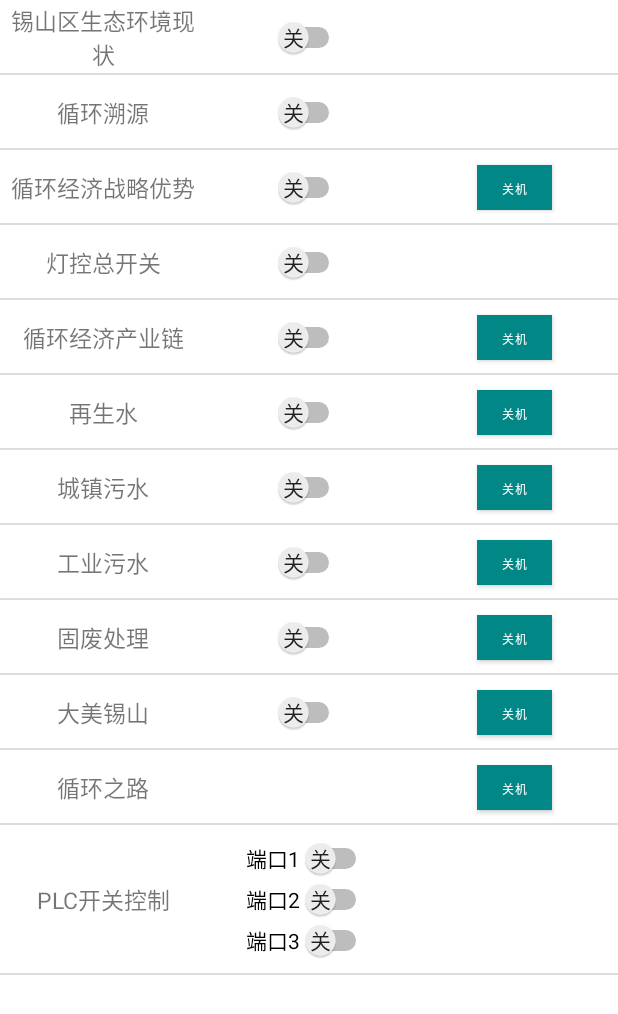
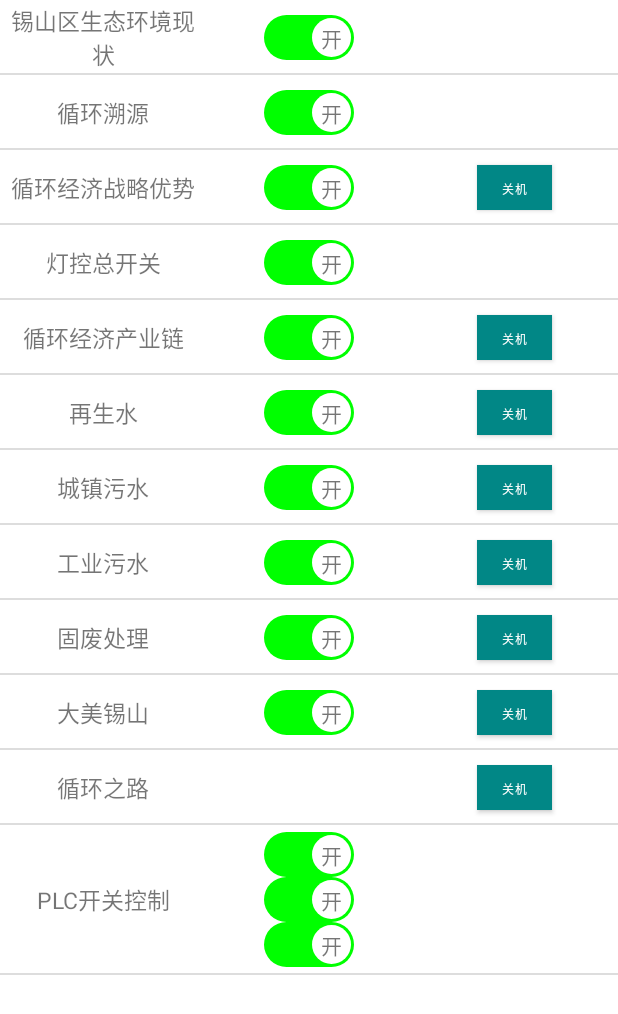
Before and after one commit to yc732758884/zhongkong, an Android app: the screen it shows after launch (MainActivity), on a phone screen of 412 x 824 dp. Shown: the top 1014 px of the screen. Run offline under Robolectric (Android 15) with nearby library versions, the phone set to English and light mode, and no system bars; our stand-ins replace RxJava; network calls fail.

Commit message:
111111111111

```diff
--- a/app/src/main/java/com/shtt/zhongkong/MainActivity.kt
+++ b/app/src/main/java/com/shtt/zhongkong/MainActivity.kt
@@ -60,36 +60,31 @@ class MainActivity : AppCompatActivity() {
 
         //锡山区生态环境现状
 
-        getStatus(1, sw_xsq,"baseUrl")
-        sw_xsq.setOnCheckedChangeListener { buttonView, isChecked ->
-            if (!buttonView.isPressed) {
-                return@setOnCheckedChangeListener
-            }
+       getStatus(1, sw_xsq,"baseUrl")
 
-            openOrClose(isChecked, 1, sw_xsq,"baseUrl")
+        sw_xsq.setListener {
 
+            openOrClose(it, 2, sw_xsq,"baseUrl")
         }
+
+
         //循环溯源
 
         getStatus(2, sw_xhsy,"baseUrl")
-        sw_xhsy.setOnCheckedChangeListener { buttonView, isChecked ->
-            if (!buttonView.isPressed) {
-                return@setOnCheckedChangeListener
-            }
+        sw_xhsy.setListener {
 
-            openOrClose(isChecked, 2, sw_xhsy,"baseUrl")
+
+            openOrClose(it, 2, sw_xhsy,"baseUrl")
 
         }
 
 
         //循环经济战略优势
         getStatus(0,sw_xhjj,"xhjj")
-        sw_xhjj.setOnCheckedChangeListener { buttonView, isChecked ->
-            if (!buttonView.isPressed) {
-                return@setOnCheckedChangeListener
-            }
+        sw_xhjj.setListener {
 
-            openOrClose(isChecked,  0,  sw_xhjj,"xhjj")
+
+            openOrClose(it,  0,  sw_xhjj,"xhjj")
         }
         btn_xhjj.setOnClickListener {
             shotdown("xhjj")
@@ -98,22 +93,15 @@ class MainActivity : AppCompatActivity() {
 
         //灯控总开关
         getStatusLight(sw_dk,"baseUrl")
-        sw_dk.setOnCheckedChangeListener { buttonView, isChecked ->
-            if (!buttonView.isPressed) {
-                return@setOnCheckedChangeListener
-            }
+        sw_dk.setListener {
 
-            openOrCloseLight(isChecked,  0,sw_dk,"baseUrl")
+            openOrCloseLight(it,  0,sw_dk,"baseUrl")
         }
 
         //循环经济产业链
         getStatus(0,sw_xhjjcyl,"xhjjcyl")
-        sw_xhjjcyl.setOnCheckedChangeListener { buttonView, isChecked ->
-            if (!buttonView.isPressed) {
-                return@setOnCheckedChangeListener
-            }
-
-            openOrClose(isChecked,0,  sw_xhjjcyl,"xhjjcyl")
+        sw_xhjjcyl.setListener {
+            openOrClose(it,0,  sw_xhjjcyl,"xhjjcyl")
         }
         sw_xhjjcyl.setOnClickListener {
             shotdown("xhjjcyl")
@@ -123,12 +111,9 @@ class MainActivity : AppCompatActivity() {
         //再生水
 
         getStatus(0,sw_zss,"zss")
-        sw_zss.setOnCheckedChangeListener { buttonView, isChecked ->
-            if (!buttonView.isPressed) {
-                return@setOnCheckedChangeListener
-            }
+        sw_zss.setListener {
 
-            openOrClose(isChecked,0,  sw_zss,"zss")
+            openOrClose(it,0,  sw_zss,"zss")
         }
         sw_zss.setOnClickListener {
             shotdown("zss")
@@ -137,12 +122,9 @@ class MainActivity : AppCompatActivity() {
 
         //城镇污水
         getStatus(0,sw_czws,"czws")
-        sw_czws.setOnCheckedChangeListener { buttonView, isChecked ->
-            if (!buttonView.isPressed) {
-                return@setOnCheckedChangeListener
-            }
+        sw_czws.setListener {
 
-            openOrClose(isChecked,0,  sw_zss,"czws")
+            openOrClose(it,0,  sw_zss,"czws")
         }
         sw_czws.setOnClickListener {
             shotdown("czws")
@@ -151,12 +133,9 @@ class MainActivity : AppCompatActivity() {
         //工业污水
 
         getStatus(0,sw_gyws,"gyws")
-        sw_gyws.setOnCheckedChangeListener { buttonView, isChecked ->
-            if (!buttonView.isPressed) {
-                return@setOnCheckedChangeListener
-            }
+        sw_gyws.setListener {
 
-            openOrClose(isChecked,0,  sw_gyws,"gyws")
+            openOrClose(it,0,  sw_gyws,"gyws")
         }
         sw_gyws.setOnClickListener {
             shotdown("gyws")
@@ -166,12 +145,9 @@ class MainActivity : AppCompatActivity() {
         //feiguchuli
 
         getVersion("fgcl",sw_fgcl,)
-        sw_fgcl.setOnCheckedChangeListener { buttonView, isChecked ->
-            if (!buttonView.isPressed) {
-                return@setOnCheckedChangeListener
-            }
+        sw_fgcl.setListener {
 
-            setVersion(isChecked,  sw_fgcl,"fgcl")
+            setVersion(it,  sw_fgcl,"fgcl")
         }
         sw_fgcl.setOnClickListener {
             shotdown("fgcl")
@@ -179,12 +155,9 @@ class MainActivity : AppCompatActivity() {
 
         //dameixisan
         getStatus(1, sw_dmxs,"baseUrl")
-        sw_dmxs.setOnCheckedChangeListener { buttonView, isChecked ->
-            if (!buttonView.isPressed) {
-                return@setOnCheckedChangeListener
-            }
+        sw_dmxs.setListener {
 
-            openOrClose(isChecked, 1, sw_dmxs,"baseUrl")
+            openOrClose(it, 1, sw_dmxs,"baseUrl")
 
         }
 
@@ -193,11 +166,15 @@ class MainActivity : AppCompatActivity() {
 
         //xunhuanzhilu
 
-        sw_plc1.
 
 
 
+           //PLC开关控制
 
+        sw_plc1.setListener {
+
+
+        }
 
 
 
@@ -208,40 +185,41 @@ class MainActivity : AppCompatActivity() {
     }
 
 
-    fun openOrClose(boolean: Boolean, code: Int, view: Switch?,head: String) {
-        view?.isClickable = false
+
+
+
+    fun openOrClose(boolean: Boolean, code: Int, view: MySwitch?,head: String) {
+
         NetWorkManager.getRequest().CloseOrOpen(boolean, code,head)
             .compose(SchedulerProvider.getInstance().applySchedulers())
             .compose(ResponseTransformer.handleResult())
             .subscribe({
+                    view?.setOpen(boolean)
+            }, {
+                it as ApiException
+                Toast.makeText(this, it.displayMessage, Toast.LENGTH_SHORT).show()
+
+
 
             }, {
 
-                var e = it as ApiException
-                Toast.makeText(this, it.displayMessage, Toast.LENGTH_SHORT).show()
-                view?.isChecked = !boolean
-                view?.isClickable = true
-
-
-            }, {
-                view?.isClickable = true
             }).also { }
     }
 
-    fun getStatus(code: Int, view: Switch?,head: String) {
+
+
+    fun getStatus(code: Int, view: MySwitch?,head: String) {
         NetWorkManager.getRequest().getStatus(code, head)
             .compose(SchedulerProvider.getInstance().applySchedulers())
             .compose(ResponseTransformer.handleResult())
             .subscribe({
-                view?.isChecked = it.isStatus
+                view?.open = it.isStatus
             }, {
                 var e = it as ApiException
                 Toast.makeText(this, e.displayMessage, Toast.LENGTH_SHORT).show()
             }).also { }
 
     }
-
-
 
 
 
@@ -258,32 +236,28 @@ class MainActivity : AppCompatActivity() {
 
 
 
-    fun openOrCloseLight(boolean: Boolean, code: Int, view: Switch?,head: String) {
+    fun openOrCloseLight(boolean: Boolean, code: Int, view: MySwitch?,head: String) {
         view?.isClickable = false
         NetWorkManager.getRequest().lightControl(boolean,head)
             .compose(SchedulerProvider.getInstance().applySchedulers())
             .compose(ResponseTransformer.handleResult())
             .subscribe({
-
+                     view?.setOpen(boolean)
             }, {
 
                 var e = it as ApiException
                 Toast.makeText(this, it.displayMessage, Toast.LENGTH_SHORT).show()
-                view?.isChecked = !boolean
-                view?.isClickable = true
-
 
             }, {
-                view?.isClickable = true
             }).also { }
     }
 
-    fun getStatusLight( view: Switch?,head: String) {
+    fun getStatusLight( view: MySwitch?,head: String) {
         NetWorkManager.getRequest().getLightStatus( head)
             .compose(SchedulerProvider.getInstance().applySchedulers())
             .compose(ResponseTransformer.handleResult())
             .subscribe({
-                view?.isChecked = it.isStatus
+                view?.setOpen(it.isStatus)
             }, {
                 var e = it as ApiException
                 Toast.makeText(this, e.displayMessage, Toast.LENGTH_SHORT).show()
@@ -292,32 +266,42 @@ class MainActivity : AppCompatActivity() {
     }
 
 
-      fun getVersion(head: String,view: Switch?){
+      fun getVersion(head: String,view: MySwitch?){
           NetWorkManager.getRequest().getCurrentVersion( head)
               .compose(SchedulerProvider.getInstance().applySchedulers())
               .compose(ResponseTransformer.handleResult())
               .subscribe({
-                  view?.isChecked = it.isStatus
+                  view?.setOpen(it.isStatus)
               }, {
                   var e = it as ApiException
                   Toast.makeText(this, e.displayMessage, Toast.LENGTH_SHORT).show()
               }).also { }
       }
 
-    fun setVersion(boolean: Boolean, view: Switch?,head: String) {
+    fun setVersion(boolean: Boolean, view: MySwitch?,head: String) {
         NetWorkManager.getRequest().radarSwitch(boolean, head)
             .compose(SchedulerProvider.getInstance().applySchedulers())
             .compose(ResponseTransformer.handleResult())
             .subscribe({
-                view?.isChecked = it.isStatus
+                view?.setOpen(it.isStatus)
             }, {
 
                 var e = it as ApiException
                 Toast.makeText(this, it.displayMessage, Toast.LENGTH_SHORT).show()
-                view?.isChecked = !boolean
-                view?.isClickable = true
+
             }).also { }
 
+    }
+
+    fun  setPlcStatus(open:Boolean,code:Int,head:String){
+        NetWorkManager.getRequest().plcState(open, code, head)
+            .compose(SchedulerProvider.getInstance().applySchedulers())
+            .compose(ResponseTransformer.handleResult())
+            .subscribe({
+
+            },{
+
+            })
     }
 
 
--- /dev/null
+++ b/app/src/main/java/com/shtt/zhongkong/MySwitch.java
@@ -0,0 +1,101 @@
+package com.shtt.zhongkong;
+
+import android.content.Context;
+import android.util.AttributeSet;
+import android.view.LayoutInflater;
+import android.view.View;
+import android.widget.LinearLayout;
+import android.widget.TextView;
+
+import androidx.annotation.NonNull;
+import androidx.annotation.Nullable;
+import androidx.constraintlayout.widget.ConstraintLayout;
+
+public class MySwitch  extends LinearLayout {
+
+    boolean open =true;
+    Context context;
+
+    View view_open,View_close;
+    TextView tv_open,tv_close;
+
+
+
+    public MySwitch(@NonNull Context context) {
+//        super(context);
+        this(context, null);
+        this.context=context;
+//        initView();
+
+    }
+
+    public MySwitch(@NonNull Context context, @Nullable AttributeSet attrs) {
+//        super(context, attrs);
+        this(context, attrs, 0);
+        this.context=context;
+   //     initView();
+
+    }
+
+    public MySwitch(@NonNull Context context, @Nullable AttributeSet attrs, int defStyleAttr) {
+        super(context, attrs, defStyleAttr);
+        this.context=context;
+        initView();
+
+    }
+
+    void  initView(){
+        View.inflate(context,R.layout.layout_switch,this);
+      //  LayoutInflater.from(context).inflate(R.layout.layout_switch,this,false);
+
+        findViewById(R.id.cl).setOnClickListener(v -> {
+            if (listener!=null){
+                listener.click(!open);
+            }
+        });
+
+        view_open=findViewById(R.id.view_open);
+        View_close=findViewById(R.id.view_close);
+
+        tv_open=findViewById(R.id.tv_open);
+
+        tv_close=findViewById(R.id.tv_close);
+
+
+
+    }
+
+    public   void setOpen(boolean bol ){
+
+        if (bol){
+            view_open.setVisibility(View.VISIBLE);
+            View_close.setVisibility(View.GONE);
+            tv_open.setVisibility(View.VISIBLE);
+            tv_close.setVisibility(View.GONE);
+
+        }else {
+            view_open.setVisibility(View.GONE);
+            View_close.setVisibility(View.VISIBLE);
+            tv_open.setVisibility(View.GONE);
+            tv_close.setVisibility(View.VISIBLE);
+        }
+
+        invalidate();
+
+    }
+
+
+
+
+
+    MySwitchListener listener;
+
+
+    public  void setListener(MySwitchListener listener){
+        this.listener=listener;
+
+    }
+     public  interface MySwitchListener{
+         void click(boolean open);
+    }
+}
--- a/app/src/main/java/com/shtt/zhongkong/net/HttpRequest.java
+++ b/app/src/main/java/com/shtt/zhongkong/net/HttpRequest.java
@@ -56,4 +56,11 @@ public interface HttpRequest {
 
     @GET("plcState")
     Observable<BaseResponse<String>> plcState( @Query("isOpen") boolean open,@Query("code") int code,@Header("urlname") String head);
+
+
+  @GET("getPlcState")
+  Observable<BaseResponse<String>> getplcState(@Query("code") int code,@Header("urlname") String head);
+
+
+
 }
--- a/app/src/main/java/com/shtt/zhongkong/net/NetWorkManager.java
+++ b/app/src/main/java/com/shtt/zhongkong/net/NetWorkManager.java
@@ -58,11 +58,8 @@ public class NetWorkManager {
 
 
         OkHttpClient client = new OkHttpClient.Builder()
-
                 .addInterceptor(new BaseUrlInterceptor())
                 .addInterceptor(loggingInterceptor)
-
-
                 .build();
 
 
@@ -128,7 +125,7 @@ public class NetWorkManager {
                         newBaseUrl = HttpUrl.parse(nb.getGyws());
                         break;
 
-                    case "fgc;":
+                    case "fgcl;":
                         newBaseUrl = HttpUrl.parse(nb.getFgcl());
                         break;
 
@@ -143,10 +140,10 @@ public class NetWorkManager {
 
                 HttpUrl newFullUrl = oldHttpUrl
                         .newBuilder()
-                        .scheme("https")//更换网络协议
-                        .host(newBaseUrl.host())//更换主机名
-                        .port(newBaseUrl.port())//更换端口
-                        .removePathSegment(0)//移除第一个参数
+                        .scheme("https")
+                        .host(newBaseUrl.host())
+                        .port(newBaseUrl.port())
+                        .removePathSegment(0)
                         .build();
 
                 return chain.proceed(builder.url(newFullUrl).build());
--- /dev/null
+++ b/app/src/main/res/drawable/bg_sw.xml
@@ -0,0 +1,5 @@
+<?xml version="1.0" encoding="utf-8"?>
+<shape xmlns:android="http://schemas.android.com/apk/res/android">
+ <corners android:radius="15dp"/>
+     <solid android:color="#00ff00"/>
+</shape>
--- /dev/null
+++ b/app/src/main/res/drawable/bg_sw1.xml
@@ -0,0 +1,5 @@
+<?xml version="1.0" encoding="utf-8"?>
+<shape xmlns:android="http://schemas.android.com/apk/res/android">
+ <corners android:radius="14dp"/>
+    <solid android:color="@color/white"/>
+</shape>
--- a/app/src/main/res/layout/activity_main.xml
+++ b/app/src/main/res/layout/activity_main.xml
@@ -6,6 +6,12 @@
     android:layout_width="match_parent"
     android:layout_height="match_parent"
     tools:context=".MainActivity">
+
+    <androidx.constraintlayout.widget.ConstraintLayout
+        android:layout_width="match_parent"
+        android:layout_height="match_parent">
+
+
    <LinearLayout
        android:id="@+id/ll"
        android:orientation="vertical"
@@ -40,13 +46,12 @@
              android:gravity="center"
              android:layout_height="match_parent">
 
-            <Switch
+            <com.shtt.zhongkong.MySwitch
+
                 android:id="@+id/sw_xsq"
-                android:textOn="开"
-                android:textOff="关"
-                android:showText="true"
-                android:layout_width="wrap_content"
-                android:layout_height="wrap_content"/>
+
+                android:layout_width="60dp"
+                android:layout_height="30dp"/>
 
 
 
@@ -99,13 +104,11 @@
                    android:gravity="center"
                    android:layout_height="match_parent">
 
-                   <Switch
+                   <com.shtt.zhongkong.MySwitch
                        android:id="@+id/sw_xhsy"
-                       android:textOn="开"
-                       android:textOff="关"
-                       android:showText="true"
-                       android:layout_width="wrap_content"
-                       android:layout_height="wrap_content"/>
+
+                       android:layout_width="60dp"
+                       android:layout_height="30dp"/>
 
 
 
@@ -152,13 +155,11 @@
                    android:gravity="center"
                    android:layout_height="match_parent">
 
-                   <Switch
+                   <com.shtt.zhongkong.MySwitch
                        android:id="@+id/sw_xhjj"
-                       android:textOn="开"
-                       android:textOff="关"
-                       android:showText="true"
-                       android:layout_width="wrap_content"
-                       android:layout_height="wrap_content"/>
+
+                       android:layout_width="60dp"
+                       android:layout_height="30dp"/>
 
 
 
@@ -220,13 +221,11 @@
                    android:gravity="center"
                    android:layout_height="match_parent">
 
-                   <Switch
+                   <com.shtt.zhongkong.MySwitch
                        android:id="@+id/sw_dk"
-                       android:textOn="开"
-                       android:textOff="关"
-                       android:showText="true"
-                       android:layout_width="wrap_content"
-                       android:layout_height="wrap_content"/>
+
+                       android:layout_width="60dp"
+                       android:layout_height="30dp"/>
 
 
 
@@ -273,7 +272,7 @@
                    android:gravity="center"
                    android:layout_height="match_parent">
 
-                   <Switch
+                   <com.shtt.zhongkong.MySwitch
                        android:id="@+id/sw_xhjjcyl"
                        android:textOn="开"
                        android:textOff="关"
@@ -337,7 +336,7 @@
                    android:gravity="center"
                    android:layout_height="match_parent">
 
-                   <Switch
+                   <com.shtt.zhongkong.MySwitch
                        android:id="@+id/sw_zss"
                        android:textOn="开"
                        android:textOff="关"
@@ -400,7 +399,7 @@
                    android:gravity="center"
                    android:layout_height="match_parent">
 
-                   <Switch
+                   <com.shtt.zhongkong.MySwitch
                        android:id="@+id/sw_czws"
                        android:textOn="开"
                        android:textOff="关"
@@ -463,7 +462,7 @@
                    android:gravity="center"
                    android:layout_height="match_parent">
 
-                   <Switch
+                   <com.shtt.zhongkong.MySwitch
                        android:id="@+id/sw_gyws"
                        android:textOn="开"
                        android:textOff="关"
@@ -526,7 +525,7 @@
                    android:gravity="center"
                    android:layout_height="match_parent">
 
-                   <Switch
+                   <com.shtt.zhongkong.MySwitch
                        android:id="@+id/sw_fgcl"
                        android:textOn="开"
                        android:textOff="关"
@@ -588,7 +587,7 @@
                    android:gravity="center"
                    android:layout_height="match_parent">
 
-                   <Switch
+                   <com.shtt.zhongkong.MySwitch
                        android:id="@+id/sw_dmxs"
                        android:textOn="开"
                        android:textOff="关"
@@ -710,15 +709,16 @@
                    android:orientation="vertical"
                    android:layout_height="match_parent">
 
-                   <Switch
+                   <com.shtt.zhongkong.MySwitch
                        android:id="@+id/sw_plc1"
                        android:text="端口1"
                        android:textOn="开"
                        android:textOff="关"
                        android:showText="true"
                        android:layout_width="wrap_content"
+
                        android:layout_height="wrap_content"/>
-                   <Switch
+                   <com.shtt.zhongkong.MySwitch
                        android:id="@+id/sw_plc2"
                        android:textOn="开"
                        android:textOff="关"
@@ -726,7 +726,7 @@
                        android:showText="true"
                        android:layout_width="wrap_content"
                        android:layout_height="wrap_content"/>
-                   <Switch
+                   <com.shtt.zhongkong.MySwitch
                        android:id="@+id/sw_plc3"
                        android:textOn="开"
                        android:text="端口3"
@@ -766,4 +766,6 @@
    </LinearLayout>
 
 
+    </androidx.constraintlayout.widget.ConstraintLayout>
+
 </androidx.core.widget.NestedScrollView>
--- /dev/null
+++ b/app/src/main/res/layout/layout_switch.xml
@@ -0,0 +1,54 @@
+<?xml version="1.0" encoding="utf-8"?>
+<androidx.constraintlayout.widget.ConstraintLayout xmlns:android="http://schemas.android.com/apk/res/android"
+    xmlns:app="http://schemas.android.com/apk/res-auto"
+    android:background="@drawable/bg_sw"
+    android:layout_width="60dp"
+    android:id="@+id/cl"
+    android:layout_height="30dp">
+    <View
+        android:id="@+id/view_close"
+        android:visibility="gone"
+        app:layout_constraintStart_toStartOf="parent"
+        app:layout_constraintTop_toTopOf="parent"
+        app:layout_constraintBottom_toBottomOf="parent"
+        android:background="@drawable/bg_sw1"
+        android:layout_marginStart="2dp"
+        android:layout_width="26dp"
+        android:layout_height="26dp"
+        android:layout_marginLeft="2dp" />
+
+    <View
+        android:id="@+id/view_open"
+        app:layout_constraintEnd_toEndOf="parent"
+        app:layout_constraintTop_toTopOf="parent"
+        app:layout_constraintBottom_toBottomOf="parent"
+        android:background="@drawable/bg_sw1"
+        android:layout_marginEnd="2dp"
+        android:layout_width="26dp"
+        android:layout_height="26dp"
+        android:layout_marginLeft="2dp"
+        android:layout_marginRight="2dp" />
+
+    <TextView
+        android:id="@+id/tv_close"
+        android:visibility="gone"
+        app:layout_constraintStart_toStartOf="@id/view_close"
+        app:layout_constraintTop_toTopOf="@id/view_close"
+        app:layout_constraintEnd_toEndOf="@id/view_close"
+        app:layout_constraintBottom_toBottomOf="@id/view_close"
+        android:text="关"
+        android:layout_width="wrap_content"
+        android:layout_height="wrap_content"/>
+
+    <TextView
+        android:id="@+id/tv_open"
+        app:layout_constraintStart_toStartOf="@id/view_open"
+        app:layout_constraintTop_toTopOf="@id/view_open"
+        app:layout_constraintEnd_toEndOf="@id/view_open"
+        app:layout_constraintBottom_toBottomOf="@id/view_open"
+        android:text="开"
+        android:layout_width="wrap_content"
+        android:layout_height="wrap_content"/>
+
+
+</androidx.constraintlayout.widget.ConstraintLayout>
```
